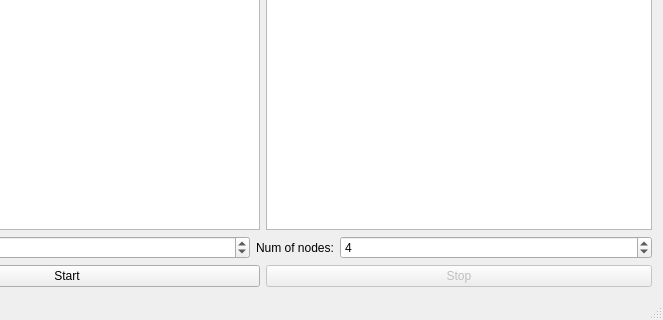
Above: picmainwindow.ui from georgy-schukin/pic-sym before the change; both pictures show x 137 to 800 and y 280 to 600 of the 800 by 600 pixel window. Below: the same form after it.
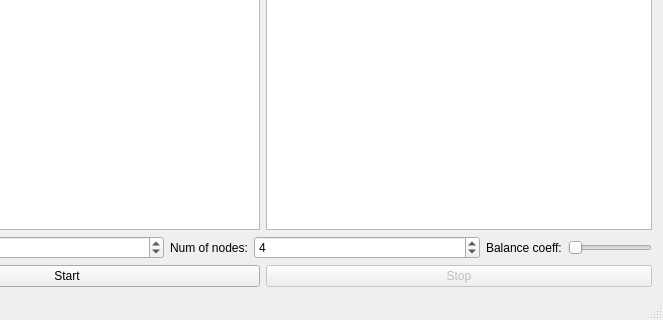
That is the form after the change.

The edit to the form file:
```diff
--- a/picmainwindow.ui
+++ b/picmainwindow.ui
@@ -91,6 +91,32 @@
         </property>
        </widget>
       </item>
+      <item>
+       <widget class="QLabel" name="coeffLabel">
+        <property name="sizePolicy">
+         <sizepolicy hsizetype="Fixed" vsizetype="Minimum">
+          <horstretch>0</horstretch>
+          <verstretch>0</verstretch>
+         </sizepolicy>
+        </property>
+        <property name="text">
+         <string>Balance coeff:</string>
+        </property>
+       </widget>
+      </item>
+      <item>
+       <widget class="QSlider" name="horizontalSlider">
+        <property name="sizePolicy">
+         <sizepolicy hsizetype="Fixed" vsizetype="Fixed">
+          <horstretch>0</horstretch>
+          <verstretch>0</verstretch>
+         </sizepolicy>
+        </property>
+        <property name="orientation">
+         <enum>Qt::Horizontal</enum>
+        </property>
+       </widget>
+      </item>
      </layout>
     </item>
     <item>
```
